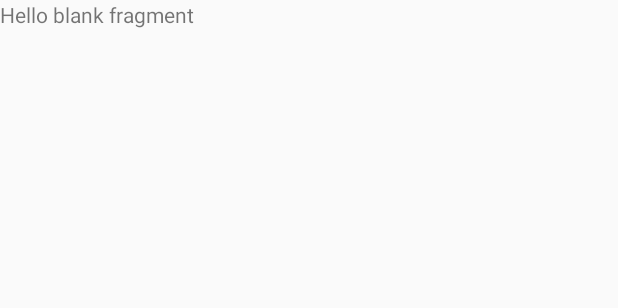
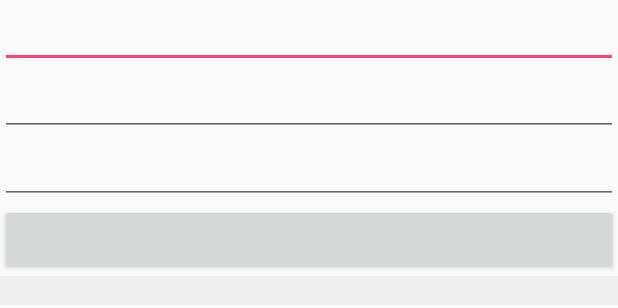
Before and after one commit to wangyuhang0469/iplan, an Android app: the layout fragment_homepage.xml on its own in the app's theme, with its tools: preview values and no code run, on a phone screen of 412 x 824 dp. Shown: the top 308 px of the screen. Run offline under Robolectric (Android 15) with nearby library versions, the phone set to English and light mode, and no system bars.

Commit message:
编写完成了功能性逻辑 — 以json字符串向其他用户发送计划表信息，接受用户获取并Toast显示。

```diff
--- a/app/src/main/AndroidManifest.xml
+++ b/app/src/main/AndroidManifest.xml
@@ -70,7 +70,8 @@
         <service android:name="cn.bmob.newim.core.service.ReConnectService" />
         <service android:name="cn.bmob.newim.core.service.HeartBeatService" />
 
-        <activity android:name=".ui.UserInfoChange"></activity>
+        <activity android:name=".ui.UserInfoChange" />
+        <activity android:name=".bean.ScheduleMessage"></activity>
     </application>
 
 </manifest>
--- a/app/src/main/java/com/example/iplan/ui/fragment/ConversationFragment.java
+++ b/app/src/main/java/com/example/iplan/ui/fragment/ConversationFragment.java
@@ -208,7 +208,7 @@ public class ConversationFragment extends ParentWithNaviFragment {
      */
     @Subscribe
     public void onEventMainThread(RefreshEvent event){
-        log("---会话页接收到自定义消息---");
+        toast("收到自定义消息");
         //因为新增`新朋友`这种会话类型
         adapter.bindDatas(getConversations());
         adapter.notifyDataSetChanged();
@@ -220,6 +220,7 @@ public class ConversationFragment extends ParentWithNaviFragment {
     @Subscribe
     public void onEventMainThread(OfflineMessageEvent event){
         //重新刷新列表
+        toast("收到离线消息");
         adapter.bindDatas(getConversations());
         adapter.notifyDataSetChanged();
     }
@@ -231,6 +232,7 @@ public class ConversationFragment extends ParentWithNaviFragment {
      */
     @Subscribe
     public void onEventMainThread(MessageEvent event){
+        toast("收到普通消息");
         //重新获取本地消息并刷新列表
         adapter.bindDatas(getConversations());
         adapter.notifyDataSetChanged();
--- a/app/src/main/res/layout/fragment_homepage.xml
+++ b/app/src/main/res/layout/fragment_homepage.xml
@@ -1,13 +1,35 @@
-<FrameLayout xmlns:android="http://schemas.android.com/apk/res/android"
+<LinearLayout xmlns:android="http://schemas.android.com/apk/res/android"
     xmlns:tools="http://schemas.android.com/tools"
     android:layout_width="match_parent"
     android:layout_height="match_parent"
+    android:orientation="vertical"
     tools:context="com.example.iplan.ui.fragment.HomepageFragment">
 
     <!-- TODO: Update blank fragment layout -->
+
+    <EditText
+        android:id="@+id/hour"
+        android:layout_width="match_parent"
+        android:layout_height="wrap_content" />
+    <EditText
+        android:id="@+id/min"
+        android:layout_width="match_parent"
+        android:layout_height="wrap_content" />
+    <EditText
+        android:id="@+id/dowhat"
+        android:layout_width="match_parent"
+        android:layout_height="wrap_content" />
+
+    <Button
+        android:id="@+id/come"
+        android:layout_width="match_parent"
+        android:layout_height="wrap_content" />
     <TextView
+        android:id="@+id/show"
         android:layout_width="match_parent"
-        android:layout_height="match_parent"
-        android:text="@string/hello_blank_fragment" />
+        android:layout_height="wrap_content"
+        android:background="#eeeeee"
+     />
 
-</FrameLayout>
+
+</LinearLayout>
--- a/app/src/main/res/layout/include_navi.xml
+++ b/app/src/main/res/layout/include_navi.xml
@@ -3,7 +3,7 @@
     android:layout_width="match_parent"
     android:layout_height="wrap_content"
     android:layout_alignParentTop="true"
-    android:background="@drawable/top_bar"
+    android:background="@drawable/qqthem"
     android:gravity="center"
     android:orientation="vertical">
 
```
Also changed, not shown: app/src/main/java/com/example/iplan/bean/ScheduleMessage.java (added, +25 -0 lines), app/src/main/java/com/example/iplan/ui/UserInfoActivity.java (+54 -12 lines), app/src/main/java/com/example/iplan/ui/fragment/HomepageFragment.java (+31 -1 lines), app/src/main/res/layout/activity_schedule_message.xml (added, +13 -0 lines), app/src/main/res/layout/activity_user_info.xml (+12 -0 lines), app/src/main/java/com/example/iplan/base/ParentWithNaviFragment.java (line endings or trailing spaces), app/src/main/res/drawable/qqthem.png (added).
